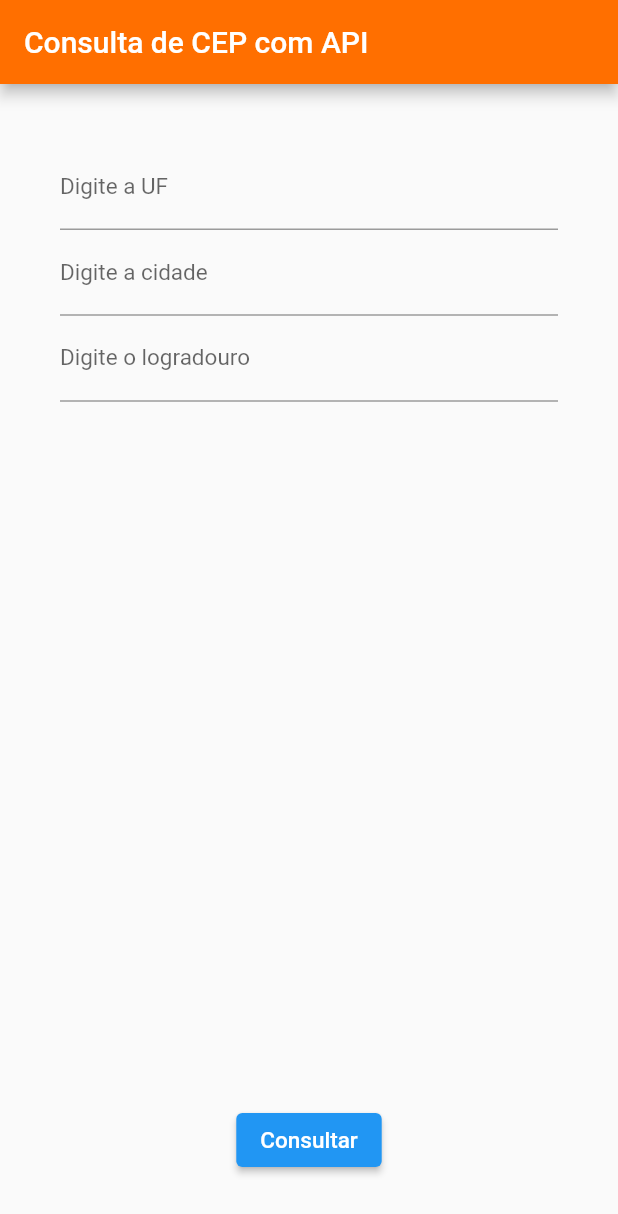
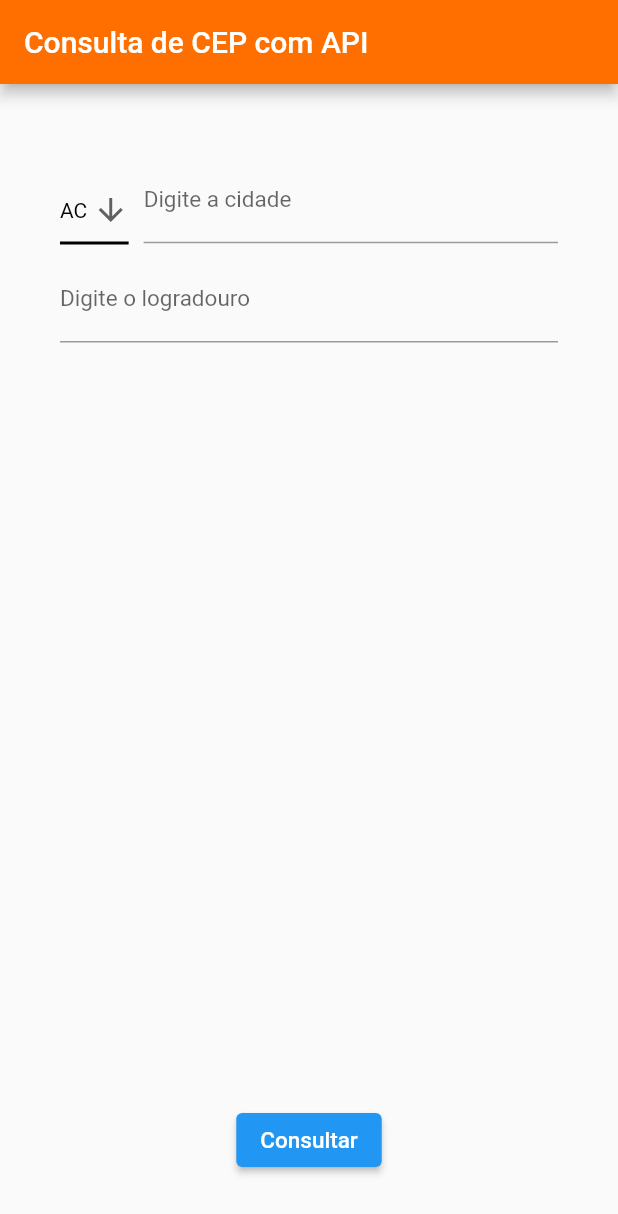
Before and after one commit to joaotextor/viacep_api_test, a Flutter app: the screen it shows after launch, on a phone screen of 412 x 824 dp. Shown: the top 1214 px of the screen. Run offline on Flutter 3.47's test engine with Material 2 defaults, Android fonts, the phone set to English and light mode, and no system bars; missing offline and left inert: dart:ffi.

Commit message:
Create DropdownButton as separated widget. Create callback to get value from dropdownButton to parent.

```diff
--- /dev/null
+++ b/lib/DropdownButton.dart
@@ -0,0 +1,55 @@
+import 'package:flutter/material.dart';
+import 'dart:convert';
+
+
+final List<String> ufList = <String>["AC", "AL", "AP", "AM", "BA", "CE", "DF", "ES", "GO", "MA", "MT", "MS", "MG", "PA", "PB", "PR", "PE", "PI", "RJ", "RN", "RS", "RO", "RR", "SC", "SP", "SE", "TO"];
+typedef void StringCallback(String val);
+
+class DropdownButtonWidget extends StatefulWidget {
+
+  final StringCallback callback;
+  DropdownButtonWidget({required this.callback});
+
+  @override
+  _DropdownButtonState createState() => _DropdownButtonState();
+
+
+}
+
+class _DropdownButtonState extends State<DropdownButtonWidget> {
+
+
+  String dropdownValue = ufList.first;
+
+
+
+
+  // setState(() {});
+
+  @override
+  Widget build(BuildContext context) {
+    return DropdownButton<String>(
+      value: dropdownValue,
+      icon: const Icon(Icons.arrow_downward),
+      elevation: 16,
+      style: const TextStyle(color: Colors.black),
+      underline: Container(
+        height: 2,
+        color: Colors.black,
+      ),
+      onChanged: (String? value) {
+        setState(() {
+          dropdownValue = value!;
+        });
+        widget.callback(dropdownValue);
+      },
+      items: ufList.map<DropdownMenuItem<String>>((String value) {
+        return DropdownMenuItem<String>(
+          value: value,
+          child: Text(value),
+        );
+      }).toList(),
+    );
+  }
+
+}
--- a/lib/Home.dart
+++ b/lib/Home.dart
@@ -3,6 +3,8 @@ import 'dart:ffi';
 import 'package:flutter/material.dart';
 import 'package:http/http.dart' as http;
 import 'dart:convert';
+
+import 'DropdownButton.dart';
 
 /*StatefulWidget is a widget that has a mutable state.
 
@@ -18,13 +20,21 @@ class Home extends StatefulWidget {
 }
 
 class _HomeState extends State<Home> {
+  String uf = '';
   TextEditingController txtUf = new TextEditingController();
   TextEditingController txtCidade = new TextEditingController();
   TextEditingController txtLogradouro = new TextEditingController();
+
   List resultado = [];
 
+  void updateUf(String newUf) {
+    setState(() {
+      uf = newUf;
+    });
+  }
+
   _consultaCep() async {
-    String uf = txtUf.text;
+    resultado = [];
     String cidade = txtCidade.text;
     String logradouro = txtLogradouro.text;
     String url = "https://viacep.com.br/ws/${uf}/${cidade}/${logradouro}/json/";
@@ -39,12 +49,12 @@ class _HomeState extends State<Home> {
       resultado.add(cep);
     });
 
-
     setState(() {});
   }
 
   @override
   Widget build(BuildContext context) {
+
     return Scaffold(
       appBar: AppBar(
         title: Text("Consulta de CEP com API"),
@@ -55,21 +65,35 @@ class _HomeState extends State<Home> {
         child: Column(
           mainAxisAlignment: MainAxisAlignment.spaceAround,
           children: <Widget>[
-            TextField(
-              keyboardType: TextInputType.text,
-              decoration: InputDecoration(
-                labelText: "Digite a UF",
+            Row(
+              mainAxisAlignment: MainAxisAlignment.spaceBetween,
+              children: <Widget>[
+                SizedBox(
+                  height: 75,
+                  child: Align(
+                    alignment: Alignment.bottomLeft,
+                    child: SizedBox(
+                      height: 55,
+                      child: DropdownButtonWidget(
+                        callback: (String newUf) {
+                          updateUf(newUf);
+                        }
                       ),
-              style: TextStyle(fontSize: 15),
-              controller: txtUf,
                     ),
-            TextField(
+                  ),
+                ),
+                SizedBox(width: 10),
+                Expanded(
+                  child: new TextField(
                     keyboardType: TextInputType.text,
                     decoration: InputDecoration(
                       labelText: "Digite a cidade",
                     ),
                     style: TextStyle(fontSize: 15),
                     controller: txtCidade,
+                ),
+                )
+              ]
             ),
             TextField(
               keyboardType: TextInputType.text,
```
Lines whose indentation alone changed are shown as unchanged.
